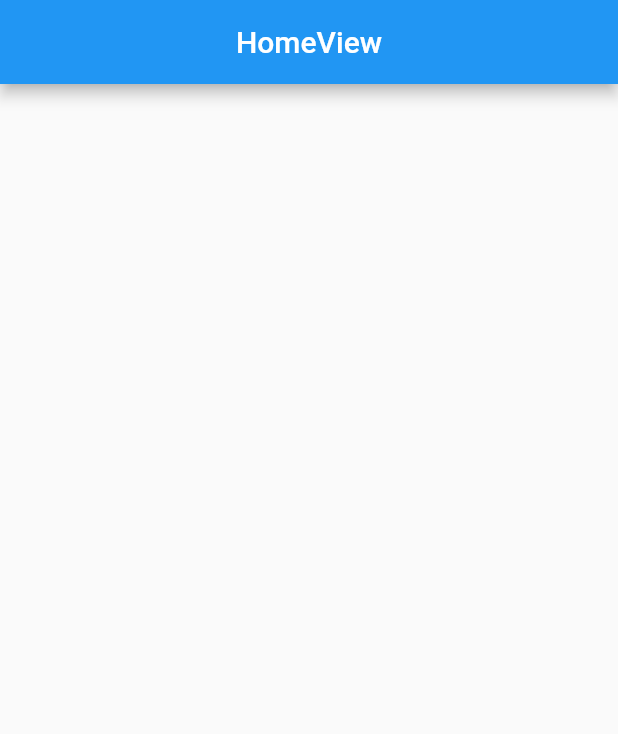
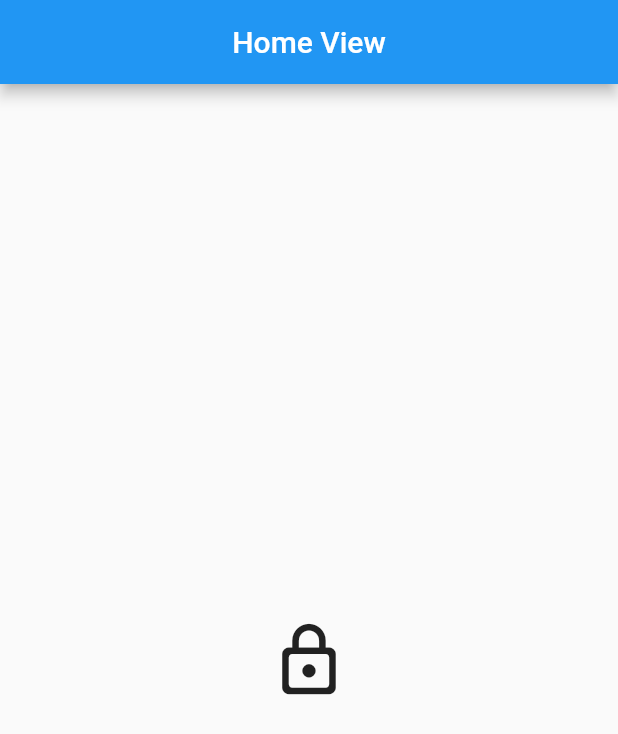
Before and after one commit to KhilanVitthani/asigment_demo, a Flutter app: the screen it shows after launch, on a phone screen of 412 x 824 dp. Shown: the top 734 px of the screen. Run offline on Flutter 3.47's test engine with Material 2 defaults, Android fonts, the phone set to English and light mode, and no system bars; drawn by our look-alikes of pull_to_refresh; our stand-ins replace cached_network_image, connectivity_plus, get, get_it, local_auth; network calls fail.

```diff
--- a/lib/app/modules/home/views/home_view.dart
+++ b/lib/app/modules/home/views/home_view.dart
@@ -1,8 +1,10 @@
+import 'package:asigment_demo/app/modules/home/views/data_list.dart';
 import 'package:flutter/material.dart';
 
 import 'package:get/get.dart';
 import 'package:pull_to_refresh/pull_to_refresh.dart';
 
+import '../../../../constants/sizeConstant.dart';
 import '../controllers/home_controller.dart';
 
 class HomeView extends GetWidget<HomeController> {
@@ -10,54 +12,37 @@ class HomeView extends GetWidget<HomeController> {
 
   @override
   Widget build(BuildContext context) {
+    MySize().init(context);
+    return Obx(() {
       return Scaffold(
         appBar: AppBar(
-        title: const Text('HomeView'),
           centerTitle: true,
+          title: Text("Home View"),
         ),
-      body: Obx(() {
-        return Container(
-          height: MediaQuery.of(context).size.height,
+        body: (controller.isAuth.value)
+            ? DataListScreen(homeController: controller)
+            : Container(
+                height: MySize.safeHeight,
+                width: MySize.safeWidth,
                 child: Column(
+                  mainAxisAlignment: MainAxisAlignment.center,
+                  crossAxisAlignment: CrossAxisAlignment.center,
                   children: [
-              Expanded(
-                child: SmartRefresher(
-                  controller: controller.refreshController,
-                  enablePullDown: false,
-                  enablePullUp: controller.isEnablePullUp.value,
-                  onLoading: () {
-                    if (controller.pagenation.value) {
-                      controller.assigmrntApi(isForLoading: true);
-                    } else {
-                      controller.refreshController.loadComplete();
-                    }
+                    InkWell(
+                      onTap: () {
+                        controller.checkAuth();
                       },
-                  child: ListView.builder(
-                    itemCount: controller.Apilist.length,
-                    itemBuilder: (context, index) {
-                      return Column(
-                        children: [
-                          Padding(padding: EdgeInsets.all(18)),
-                          Row(
-                            children: [
-                              Text(controller.Apilist[index].name.toString(),
-                                  style: TextStyle(fontSize: 15)),
-                              SizedBox(
-                                width: 5,
-                              ),
-                              Text(index.toString()),
-                            ],
-                          ),
-                        ],
-                      );
-                    },
+                      child: Container(
+                        child: Icon(
+                          Icons.lock_outline_rounded,
+                          size: MySize.getHeight(50),
                         ),
                       ),
                     )
                   ],
                 ),
+              ),
       );
-      }),
-    );
+    });
   }
 }
--- a/lib/main.dart
+++ b/lib/main.dart
@@ -4,12 +4,16 @@ import 'package:get/get.dart';
 import 'package:get_it/get_it.dart';
 
 import 'app/routes/app_pages.dart';
+import 'constants/app_module.dart';
 
 final getIt = GetIt.instance;
 
 void main() {
+  WidgetsFlutterBinding.ensureInitialized();
+  setUp();
   runApp(
     GetMaterialApp(
+      debugShowCheckedModeBanner: false,
       title: "Application",
       initialRoute: AppPages.INITIAL,
       getPages: AppPages.routes,
```
Also changed, not shown: lib/app/modules/home/controllers/home_controller.dart (+62 -5 lines), lib/app/modules/home/views/data_list.dart (added, +111 -0 lines), 2 other files. Lines whose indentation alone changed are shown as unchanged.
